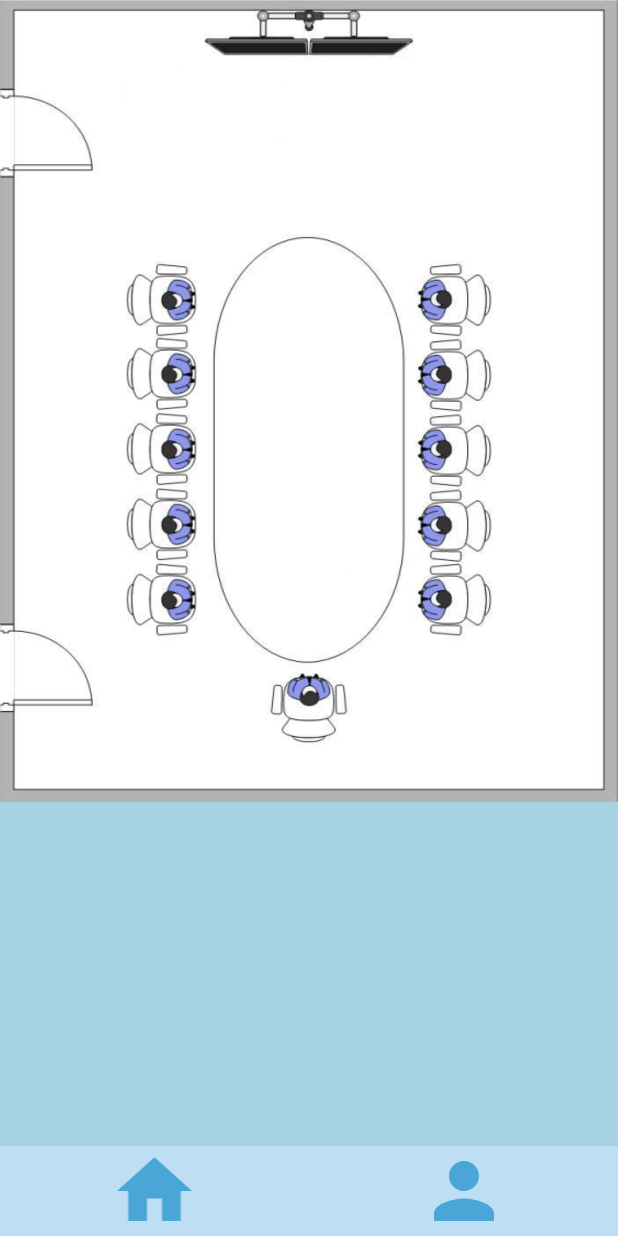
After one commit to lvminh97/SmartLight, an Android app: the fragment CustomizeFragment placed in its activity, on a phone screen of 412 x 824 dp. The commit adds this screen. Run offline under Robolectric (Android 15) with nearby library versions, the phone set to English and light mode, and no system bars; our stand-ins replace Volley; network calls fail; 1 statement that could not run was skipped.

Commit message:
Update code about Customize panel
Signed-off-by: lvminh97 <lvminh97@gmail.com>

```diff
--- a/app/src/main/java/com/example/smartlight/activities/LoginActivity.java
+++ b/app/src/main/java/com/example/smartlight/activities/LoginActivity.java
@@ -132,7 +132,10 @@ public class LoginActivity extends AppCompatActivity implements View.OnClickList
                                 JSONObject roomJson = roomJsonArray.getJSONObject(i);
                                 int[] imgIds = {R.drawable.meeting_room, R.drawable.class_room, R.drawable.conference_room, R.drawable.building};
                                 Drawable roomImg = ContextCompat.getDrawable(getBaseContext(), imgIds[i]);
-                                Factory.roomList.add(new Room(Integer.parseInt(roomJson.getString("id")), roomImg, roomJson.getString("name")));
+                                Factory.roomList.add(new Room(
+                                        Integer.parseInt(roomJson.getString("id")),
+                                        roomImg,
+                                        roomJson.getString("name")));
                             }// add 'Customize' item
                             Intent intent = new Intent(getBaseContext(), MainActivity.class);
                             startActivity(intent);
--- a/app/src/main/java/com/example/smartlight/activities/MainActivity.java
+++ b/app/src/main/java/com/example/smartlight/activities/MainActivity.java
@@ -112,7 +112,7 @@ public class MainActivity extends AppCompatActivity implements View.OnClickListe
                     .setNegativeButton("Bỏ qua", null)
                     .show();
         }
-        else if(FRAG_ID.equals("Control") || FRAG_ID.equals("Setting")){
+        else if(FRAG_ID.equals("Control") || FRAG_ID.equals("Customize") || FRAG_ID.equals("Setting")){
             loadFragment(new HomeFragment());
         }
         else if(FRAG_ID.equals("Light") || FRAG_ID.equals("Power") || FRAG_ID.equals("AddDevice")) {
--- /dev/null
+++ b/app/src/main/java/com/example/smartlight/fragments/CustomizeFragment.java
@@ -0,0 +1,92 @@
+package com.example.smartlight.fragments;
+
+import android.app.ProgressDialog;
+import android.graphics.Color;
+import android.os.Bundle;
+import android.util.Log;
+import android.view.LayoutInflater;
+import android.view.MotionEvent;
+import android.view.View;
+import android.view.ViewGroup;
+import android.widget.AdapterView;
+import android.widget.Button;
+import android.widget.ImageButton;
+import android.widget.ImageView;
+import android.widget.SeekBar;
+import android.widget.Spinner;
+import android.widget.TextView;
+import android.widget.Toast;
+
+import com.android.volley.Request;
+import com.android.volley.RequestQueue;
+import com.android.volley.Response;
+import com.android.volley.VolleyError;
+import com.android.volley.toolbox.StringRequest;
+import com.android.volley.toolbox.Volley;
+import com.example.smartlight.Factory;
+import com.example.smartlight.NukeSSLCerts;
+import com.example.smartlight.R;
+import com.example.smartlight.activities.MainActivity;
+import com.example.smartlight.components.RotaryKnobView;
+import com.example.smartlight.interfaces.MyFragment;
+import com.example.smartlight.models.Device;
+
+import org.json.JSONArray;
+import org.json.JSONException;
+import org.json.JSONObject;
+
+import java.util.ArrayList;
+import java.util.HashMap;
+import java.util.Map;
+
+import androidx.annotation.NonNull;
+import androidx.constraintlayout.widget.ConstraintLayout;
+import androidx.constraintlayout.widget.ConstraintSet;
+import androidx.core.graphics.drawable.DrawableCompat;
+import androidx.fragment.app.Fragment;
+import androidx.fragment.app.FragmentTransaction;
+
+public class CustomizeFragment extends Fragment implements MyFragment, View.OnClickListener {
+
+    private ProgressDialog loadingDialog = null;
+    private View view;
+
+    @Override
+    public void onCreate(Bundle savedInstanceState) {
+        super.onCreate(savedInstanceState);
+    }
+
+    @Override
+    public View onCreateView(LayoutInflater inflater, ViewGroup container, Bundle savedInstanceState) {
+        view = inflater.inflate(R.layout.fragment_customize, container, false);
+        initUI();
+        return view;
+    }
+
+    private void initUI() {
+
+
+        loadingDialog = new ProgressDialog(getActivity());
+        loadingDialog.setMessage("");
+        loadingDialog.setIndeterminate(true);
+
+    }
+
+    @Override
+    public String getTAG() {
+        return "Customize";
+    }
+
+    @Override
+    public void onClick(View view) {
+
+    }
+
+    private void loadFragment(Fragment fragment) {
+        MainActivity.FRAG_ID = ((MyFragment) fragment).getTAG();
+        FragmentTransaction transaction = getActivity().getSupportFragmentManager().beginTransaction();
+        transaction.replace(R.id.layout_main, fragment);
+        transaction.addToBackStack(null);
+        transaction.commit();
+    }
+}
--- a/app/src/main/java/com/example/smartlight/fragments/HomeFragment.java
+++ b/app/src/main/java/com/example/smartlight/fragments/HomeFragment.java
@@ -81,7 +81,10 @@ public class HomeFragment extends Fragment implements MyFragment, AdapterView.On
     public void onItemClick(AdapterView<?> adapterView, View view, int i, long l) {
         if(Factory.roomList.get(i).getId() != 0) {
             Factory.room = Factory.roomList.get(i);
-            loadFragment(new ControlFragment());
+            if(Factory.room.getName().equals("Customize"))
+                loadFragment(new CustomizeFragment());
+            else
+                loadFragment(new ControlFragment());
         }
     }
 
--- /dev/null
+++ b/app/src/main/res/layout/fragment_customize.xml
@@ -0,0 +1,27 @@
+<?xml version="1.0" encoding="utf-8"?>
+<androidx.constraintlayout.widget.ConstraintLayout xmlns:android="http://schemas.android.com/apk/res/android"
+    android:layout_width="match_parent"
+    android:layout_height="match_parent"
+    xmlns:app="http://schemas.android.com/apk/res-auto">
+
+    <ImageView
+        android:id="@+id/img_meeting"
+        android:layout_width="wrap_content"
+        android:layout_height="0dp"
+        app:layout_constraintLeft_toLeftOf="parent"
+        app:layout_constraintTop_toTopOf="parent"
+        app:layout_constraintRight_toRightOf="parent"
+        app:layout_constraintBottom_toTopOf="@id/layout_meeting_btn"
+        android:background="@drawable/meeting"/>
+
+    <androidx.constraintlayout.widget.ConstraintLayout
+        android:id="@+id/layout_meeting_btn"
+        android:layout_width="match_parent"
+        android:layout_height="0dp"
+        app:layout_constraintHeight_percent="0.3"
+        app:layout_constraintRight_toLeftOf="parent"
+        app:layout_constraintTop_toBottomOf="@id/img_meeting"
+        app:layout_constraintRight_toRightOf="parent"
+        app:layout_constraintBottom_toBottomOf="parent"/>
+
+</androidx.constraintlayout.widget.ConstraintLayout>
```
Also changed, not shown: app/src/main/res/drawable/meeting.png (added).
